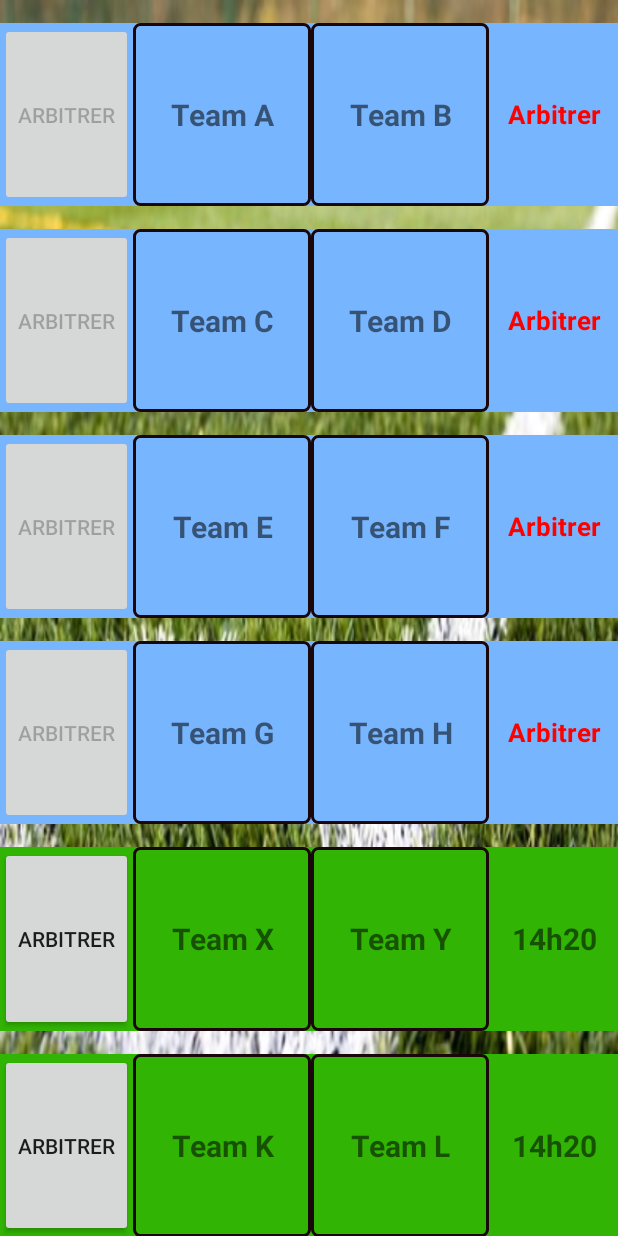
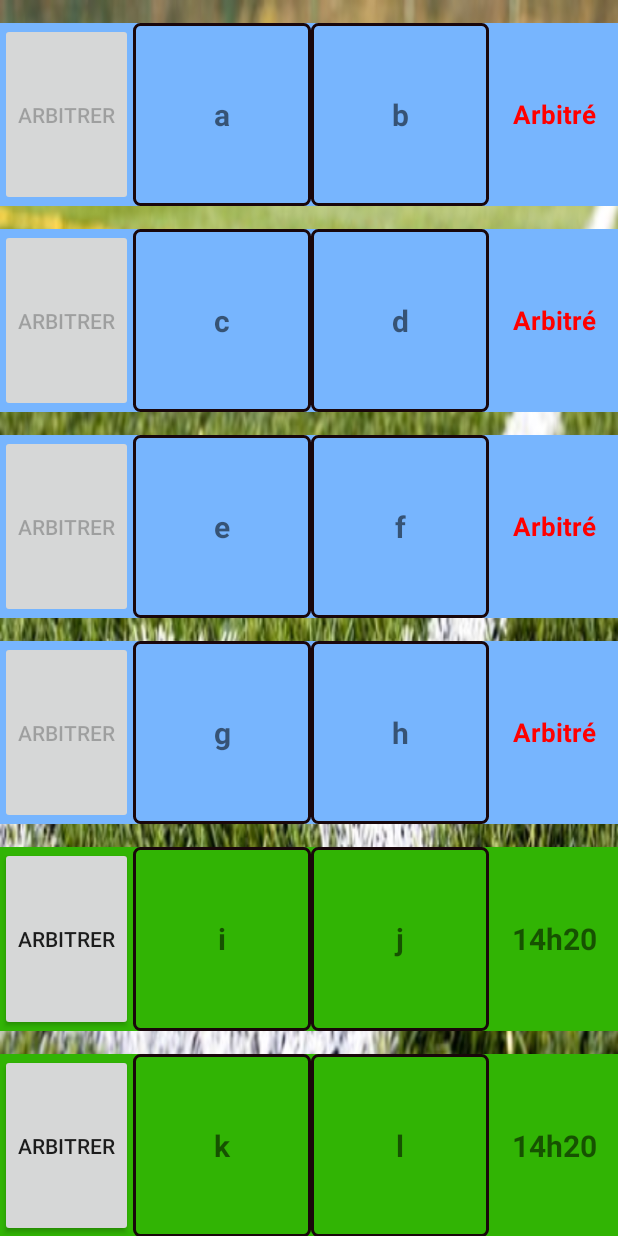
Before and after one commit to MarcMenard/GestionDeTournoi, an Android app: the Planning screen opened directly, with no data from a screen before it, on a phone screen of 412 x 824 dp. Run offline under Robolectric (Android 15) with nearby library versions, the light colour scheme and no system bars.

Commit message:
Application Locale
Bouton début math et nom équipe relié

```diff
--- a/application_arbitre/app_arbitre/app/src/main/java/com/example/hubert/app_arbitre/Planning.java
+++ b/application_arbitre/app_arbitre/app/src/main/java/com/example/hubert/app_arbitre/Planning.java
@@ -20,9 +20,15 @@ import static com.example.hubert.app_arbitre.R.id.textView;
 
 public class Planning extends AppCompatActivity
 {
+
+  //  String textTeam[] = new [11];
+    private static String textTeam[] = {"a", "b", "c", "d", "e", "f", "g","h","i","j","k","l"};
+//    new textTeam[0] = "PNJ";
+
     //INITIALISE LE NOM DES DEUX EQUIPES
+
     private static String textTeamA = "Team X";
-    private static String textTeamB =  "Team Y";
+    private static String textTeamB = "Team Y";
 
 
     //GET PERMETTANT AU AUTRES ACTIVITE DE REPRENDRE SES DONNEES (pour les noms des equipes)
@@ -38,8 +44,28 @@ public class Planning extends AppCompatActivity
         setContentView(R.layout.activity_planning);
 
         //INITIALISE LES CHANGEMENTS DU NOM DES DEUX éQUIPES(VIS A VIS DU DéFAUT DU XML)
-            displayTextTeamB(textTeamB);
-            displayTextTeamA(textTeamA);
+
+        for (int h = 0; h < 12; h++)
+        {
+            displayTextTeamC(textTeam[h]);
+        }
+
+       // displayTextTeamB(textTeamA);
+       // displayTextTeamB(textTeamB);
+
+       /* android.view.View texxtTeam[]= new android.view.View[11];
+        texxtTeam[0] =  findViewById(R.id.textView0);
+        texxtTeam[1] =  findViewById(R.id.textView1);
+        texxtTeam[2] =  findViewById(R.id.textView2);
+        texxtTeam[3] =  findViewById(R.id.textView3);
+        texxtTeam[4] =  findViewById(R.id.textView4);
+        texxtTeam[5] =  findViewById(R.id.textView5);
+        texxtTeam[6] =  findViewById(R.id.textView6);
+        texxtTeam[7] =  findViewById(R.id.textView7);
+        texxtTeam[8] =  findViewById(R.id.textView8);
+        texxtTeam[9] =  findViewById(R.id.textView9);
+        texxtTeam[10] = findViewById(R.id.textView10);
+        texxtTeam[11] = findViewById(R.id.textView11);*/
 
         //TABLEAU POUR LES BOUTONS
         Button[] tab_boutons = new Button[6];
@@ -57,33 +83,200 @@ public class Planning extends AppCompatActivity
         }
 
         //ACTIONS DE CHACUN DES BOUTONS --> AMENER AU MAINACTIVITY
+
         for(int x = 0; x < 6; x++)
         {
             tab_boutons[x].setOnClickListener(new View.OnClickListener()
             {
                 @Override
-                public void onClick(View view) {
-                    Intent intent = new Intent(view.getContext(), MainActivity.class);
-                    Button button = (Button) view;
+                public void onClick(View view)
+                {
                     startActivity(new Intent(getApplicationContext(), MainActivity.class));
                 }
             });
+
+
+            tab_boutons[0].setOnClickListener(new View.OnClickListener()
+                {
+
+                    @Override
+                    public void onClick(View view)
+                    {
+                        textTeamA = textTeam[0];
+                        textTeamB = textTeam[1];
+                        startActivity(new Intent(getApplicationContext(), MainActivity.class));
+                    }
+                });
+
+            tab_boutons[1].setOnClickListener(new View.OnClickListener()
+            {
+
+                @Override
+                public void onClick(View view)
+                {
+                    textTeamA = textTeam[2];
+                    textTeamB = textTeam[3];
+                    startActivity(new Intent(getApplicationContext(), MainActivity.class));
+                }
+            });
+
+            tab_boutons[2].setOnClickListener(new View.OnClickListener()
+            {
+
+                @Override
+                public void onClick(View view)
+                {
+                    textTeamA = textTeam[4];
+                    textTeamB = textTeam[5];
+                    startActivity(new Intent(getApplicationContext(), MainActivity.class));
+                }
+            });
+
+            tab_boutons[3].setOnClickListener(new View.OnClickListener()
+            {
+
+                @Override
+                public void onClick(View view)
+                {
+                    textTeamA = textTeam[6];
+                    textTeamB = textTeam[7];
+                    startActivity(new Intent(getApplicationContext(), MainActivity.class));
+                }
+            });
+
+            tab_boutons[4].setOnClickListener(new View.OnClickListener()
+            {
+
+                @Override
+                public void onClick(View view)
+                {
+                    textTeamA = textTeam[8];
+                    textTeamB = textTeam[9];
+                    startActivity(new Intent(getApplicationContext(), MainActivity.class));
+                }
+            });
+
+            tab_boutons[5].setOnClickListener(new View.OnClickListener()
+            {
+
+                @Override
+                public void onClick(View view)
+                {
+                    textTeamA = textTeam[10];
+                    textTeamB = textTeam[11];
+                    startActivity(new Intent(getApplicationContext(), MainActivity.class));
+                }
+            });
+
+
+
+        }}
+
+
+
+    private void displayTextTeamC(String text)
+    {
+        /*android.view.View texxtTeam[]= new android.view.View[11];
+        texxtTeam[0] =  findViewById(R.id.textView0);
+        texxtTeam[1] =  findViewById(R.id.textView1);
+        texxtTeam[2] =  findViewById(R.id.textView2);
+        texxtTeam[3] =  findViewById(R.id.textView3);
+        texxtTeam[4] =  findViewById(R.id.textView4);
+        texxtTeam[5] =  findViewById(R.id.textView5);
+        texxtTeam[6] =  findViewById(R.id.textView6);
+        texxtTeam[7] =  findViewById(R.id.textView7);
+        texxtTeam[8] =  findViewById(R.id.textView8);
+        texxtTeam[9] =  findViewById(R.id.textView9);
+        texxtTeam[10] = findViewById(R.id.textView10);
+        texxtTeam[11] = findViewById(R.id.textView11);*/
+
+        switch (text)
+        {
+            case "a":
+            TextView TextView0 = (TextView) findViewById(R.id.textView0);
+            TextView0.setText(String.valueOf(text));
+                break;
+
+            case "b":
+            TextView TextView1 = (TextView) findViewById(R.id.textView1);
+            TextView1.setText(String.valueOf(text));
+                break;
+
+            case "c":
+            TextView TextView2 = (TextView) findViewById(R.id.textView2);
+            TextView2.setText(String.valueOf(text));
+                break;
+
+            case "d":
+            TextView TextView3 = (TextView) findViewById(R.id.textView3);
+            TextView3.setText(String.valueOf(text));
+                break;
+
+            case "e":
+            TextView TextView4 = (TextView) findViewById(R.id.textView4);
+            TextView4.setText(String.valueOf(text));
+                break;
+
+            case "f":
+            TextView TextView5 = (TextView) findViewById(R.id.textView5);
+            TextView5.setText(String.valueOf(text));
+                break;
+
+            case "g":
+            TextView TextView6 = (TextView) findViewById(R.id.textView6);
+            TextView6.setText(String.valueOf(text));
+                break;
+
+            case "h":
+            TextView TextView7 = (TextView) findViewById(R.id.textView7);
+            TextView7.setText(String.valueOf(text));
+                break;
+
+            case "i":
+            TextView TextView8 = (TextView) findViewById(R.id.textView8);
+            TextView8.setText(String.valueOf(text));
+                break;
+
+            case "j":
+            TextView TextView9 = (TextView) findViewById(R.id.textView9);
+            TextView9.setText(String.valueOf(text));
+                break;
+
+            case "k":
+            TextView TextView10 = (TextView) findViewById(R.id.textView10);
+            TextView10.setText(String.valueOf(text));
+                break;
+
+            case "l":
+            TextView TextView11 = (TextView) findViewById(R.id.textView11);
+            TextView11.setText(String.valueOf(text));
+                break;
         }
     }
+
+
+
+   /* private void displayTextTeamC(String text)
+    {
+        TextView TextView = (TextView) texxtTeam[cpt];
+        TextView.setText(String.valueOf(text));
+    }*/
+
 
 
 
     //VA CHANGER LE NOM DE l'EQUIPE DE L'EQUIPE du TEXTE SELECTIONNE
     private void displayTextTeamA(String text)
     {
-        TextView TextView = (TextView) findViewById(R.id.textView13);
+        TextView TextView = (TextView) findViewById(R.id.textView8);
         TextView.setText(String.valueOf(text));
     }
+
 
     //VA CHANGER LE NOM DE l'EQUIPE DE L'EQUIPE du TEXTE SELECTIONNE
     private void displayTextTeamB(String text)
     {
-        TextView TextView = (TextView) findViewById(R.id.textView14);
+        TextView TextView = (TextView) findViewById(R.id.textView9);
         TextView.setText(String.valueOf(text));
     }
 
@@ -107,3 +300,8 @@ public class Planning extends AppCompatActivity
                 .show();
     }
 }
+
+
+//3 variable EXEMPLE : H, U ET B --> U = 2*H  ET B = (2*H)+1
+
+//if tab_boutons[0] else textView0 et text
--- a/application_arbitre/app_arbitre/app/src/main/res/layout/activity_planning.xml
+++ b/application_arbitre/app_arbitre/app/src/main/res/layout/activity_planning.xml
@@ -33,7 +33,7 @@
             android:text="Team A"
             android:textSize="20sp"
             android:layout_width="150dp"
-            android:id="@+id/textView1" />
+            android:id="@+id/textView0" />
 
         <TextView
             android:background="@drawable/rectangle"
@@ -44,7 +44,7 @@
             android:text="Team B"
             android:textSize="20sp"
             android:layout_width="150dp"
-            android:id="@+id/textView2" />
+            android:id="@+id/textView1" />
 
         <TextView
             android:textStyle="bold"
@@ -52,10 +52,10 @@
             android:layout_height="fill_parent"
             android:layout_weight="0.2"
             android:gravity="center"
-            android:text="Arbitrer"
+            android:text="Arbitré"
             android:textSize="17sp"
             android:layout_width="150dp"
-            android:id="@+id/textView3" />
+            android:id="@+id/textView51" />
 
     </LinearLayout>
 
@@ -84,7 +84,7 @@
             android:text="Team C"
             android:textSize="20sp"
             android:layout_width="150dp"
-            android:id="@+id/textView4" />
+            android:id="@+id/textView2" />
 
         <TextView
             android:background="@drawable/rectangle"
@@ -95,7 +95,7 @@
             android:text="Team D"
             android:textSize="20sp"
             android:layout_width="150dp"
-            android:id="@+id/textView5" />
+            android:id="@+id/textView3" />
 
         <TextView
             android:textStyle="bold"
@@ -103,10 +103,10 @@
             android:layout_height="fill_parent"
             android:layout_weight="0.2"
             android:gravity="center"
-            android:text="Arbitrer"
+            android:text="Arbitré"
             android:textSize="17sp"
             android:layout_width="150dp"
-            android:id="@+id/textView6" />
+            android:id="@+id/textView52" />
 
     </LinearLayout>
 
@@ -135,7 +135,7 @@
             android:text="Team E"
             android:textSize="20sp"
             android:layout_width="150dp"
-            android:id="@+id/textView7" />
+            android:id="@+id/textView4" />
 
         <TextView
             android:background="@drawable/rectangle"
@@ -146,7 +146,7 @@
             android:text="Team F"
             android:textSize="20sp"
             android:layout_width="150dp"
-            android:id="@+id/textView8" />
+            android:id="@+id/textView5" />
 
         <TextView
             android:textStyle="bold"
@@ -154,10 +154,10 @@
             android:layout_height="fill_parent"
             android:layout_weight="0.2"
             android:gravity="center"
-            android:text="Arbitrer"
+            android:text="Arbitré"
             android:textSize="17sp"
             android:layout_width="150dp"
-            android:id="@+id/textView9" />
+            android:id="@+id/textView53" />
 
     </LinearLayout>
 
@@ -186,7 +186,7 @@
             android:text="Team G"
             android:textSize="20sp"
             android:layout_width="150dp"
-            android:id="@+id/textView10" />
+            android:id="@+id/textView6" />
 
         <TextView
             android:background="@drawable/rectangle"
@@ -197,7 +197,7 @@
             android:text="Team H"
             android:textSize="20sp"
             android:layout_width="150dp"
-            android:id="@+id/textView11" />
+            android:id="@+id/textView7" />
 
         <TextView
             android:textStyle="bold"
@@ -205,10 +205,10 @@
             android:layout_height="fill_parent"
             android:layout_weight="0.2"
             android:gravity="center"
-            android:text="Arbitrer"
+            android:text="Arbitré"
             android:textSize="17sp"
             android:layout_width="150dp"
-            android:id="@+id/textView12" />
+            android:id="@+id/textView54" />
 
     </LinearLayout>
 
@@ -237,7 +237,7 @@
             android:text="Team I"
             android:textSize="20sp"
             android:layout_width="150dp"
-            android:id="@+id/textView13" />
+            android:id="@+id/textView8" />
 
 
         <TextView
@@ -249,7 +249,7 @@
             android:text="Team J"
             android:textSize="20sp"
             android:layout_width="150dp"
-            android:id="@+id/textView14" />
+            android:id="@+id/textView9" />
 
         <TextView
             android:textStyle="bold"
@@ -259,7 +259,7 @@
             android:text="14h20"
             android:textSize="20sp"
             android:layout_width="150dp"
-            android:id="@+id/textView15" />
+            android:id="@+id/textView55" />
 
     </LinearLayout>
 
@@ -288,7 +288,7 @@
             android:text="Team K"
             android:textSize="20sp"
             android:layout_width="150dp"
-            android:id="@+id/textView16" />
+            android:id="@+id/textView10" />
 
         <TextView
             android:background="@drawable/rectangle"
@@ -299,7 +299,7 @@
             android:text="Team L"
             android:textSize="20sp"
             android:layout_width="150dp"
-            android:id="@+id/textView17" />
+            android:id="@+id/textView11" />
 
         <TextView
             android:textStyle="bold"
@@ -309,7 +309,7 @@
             android:text="14h20"
             android:textSize="20sp"
             android:layout_width="150dp"
-            android:id="@+id/textView18" />
+            android:id="@+id/textView56" />
 
     </LinearLayout>
 
```
